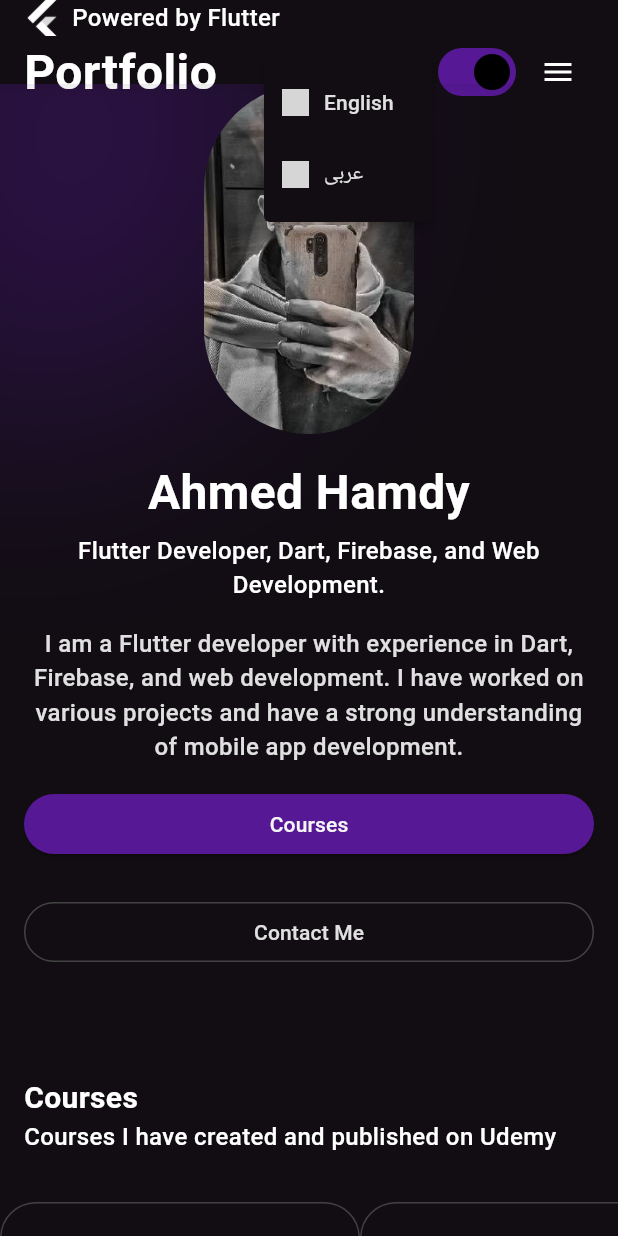
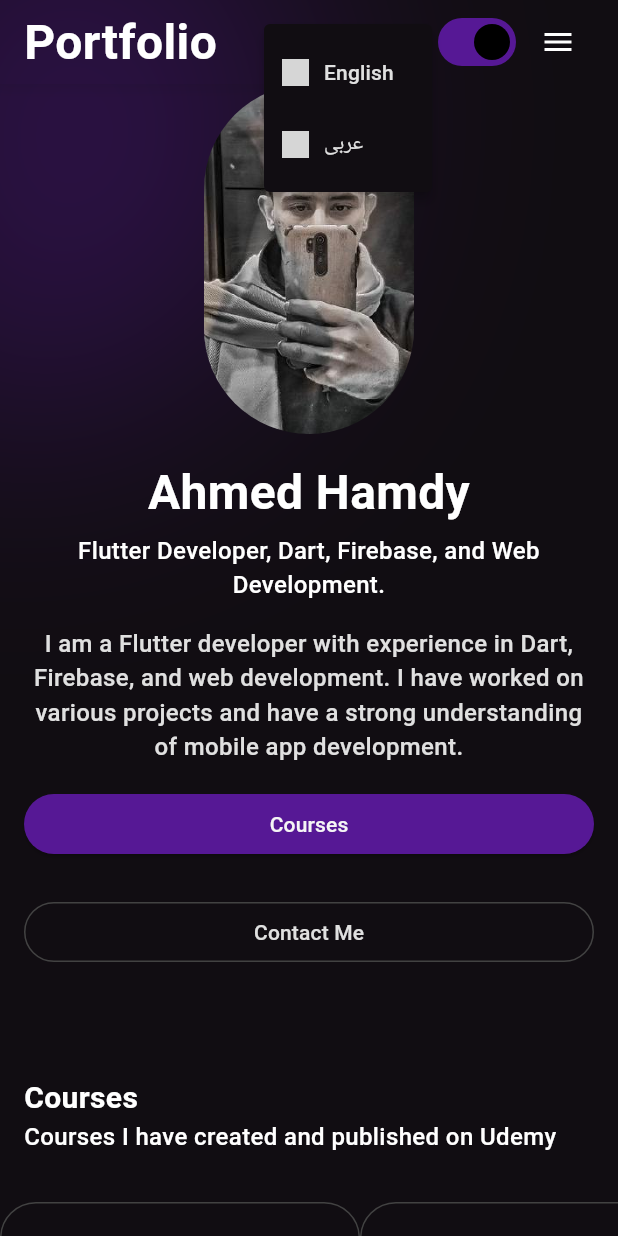
Before and after one commit to HazemHamdy7/my_prtofolio, a Flutter app: the screen it shows after launch, after a tap on "En", on a phone screen of 412 x 824 dp. Run offline on Flutter 3.47's test engine with Material 3 defaults, Android fonts, the light colour scheme and no system bars; our stand-ins replace dotted_line, flutter_bloc, gap, shared_preferences; missing offline and left inert: seo_renderer, svg_flutter; generated files the repository leaves out were written again; network calls fail; grey boxes are pictures that could not be loaded.

Commit message:
Refactor MyAppBar layout; update TestimonilList to support mobile and desktop views; enhance localization with testimonials text in Arabic and English

```diff
--- a/lib/features/appbar/my_app_bar.dart
+++ b/lib/features/appbar/my_app_bar.dart
@@ -23,15 +23,11 @@ class MyAppBar extends StatelessWidget {
           child: Container(
             alignment: Alignment.center,
             height: context.insets.appBarHeight,
-            color: context.theme.appBarTheme.backgroundColor,
+            //color: context.theme.appBarTheme.backgroundColor,
             padding: EdgeInsets.symmetric(horizontal: context.insets.padding),
             child: ConstrainedBox(
               constraints: BoxConstraints(maxWidth: Insets.maxWidth),
-              child: Column(
-                crossAxisAlignment: CrossAxisAlignment.center,
-                children: [
-                  Center(child: PoweredByFlutter()),
-                  Row(
+              child: Row(
                 children: [
                   AppLogo(),
                   Spacer(),
@@ -40,10 +36,7 @@ class MyAppBar extends StatelessWidget {
                   LanguageSwitch(),
                   ThemeToggle(),
 
-                      if (context.isMobile || context.isTablet)
-                        AppBarDrawerIcon(),
-                    ],
-                  ),
+                  if (context.isMobile || context.isTablet) AppBarDrawerIcon(),
                 ],
               ),
             ),
--- a/lib/features/testimonil/testimonil_list.dart
+++ b/lib/features/testimonil/testimonil_list.dart
@@ -1,5 +1,6 @@
 import 'package:flutter/material.dart';
 import 'package:flutter_staggered_grid_view/flutter_staggered_grid_view.dart';
+import 'package:gap/gap.dart';
 import 'package:my_prtofolio/features/testimonil/widget/testimonil_item.dart';
 import 'package:my_prtofolio/helper/extensions.dart';
 
@@ -8,7 +9,9 @@ class TestimonilList extends StatelessWidget {
 
   @override
   Widget build(BuildContext context) {
-    return const DesktopTestimoni();
+    return context.isDesktop
+        ? const DesktopTestimoni()
+        : const TestimonilPhone();
   }
 }
 
@@ -29,3 +32,15 @@ class DesktopTestimoni extends StatelessWidget {
     );
   }
 }
+
+class TestimonilPhone extends StatelessWidget {
+  const TestimonilPhone({super.key});
+
+  @override
+  Widget build(BuildContext context) {
+    return SliverList.separated(
+      itemBuilder: (item, index) => TestimonilItem(),
+      separatorBuilder: (context, index) => Gap(16),
+    );
+  }
+}
--- a/lib/home_page.dart
+++ b/lib/home_page.dart
@@ -2,6 +2,7 @@ import 'package:flutter/material.dart';
 import 'package:gap/gap.dart';
 import 'package:my_prtofolio/features/appbar/my_app_bar.dart';
 import 'package:my_prtofolio/features/courses/home_courses_list.dart';
+import 'package:my_prtofolio/features/courses/widget/home_title_subtitle.dart';
 import 'package:my_prtofolio/features/experienes/experienes_body.dart';
 import 'package:my_prtofolio/features/footer/my_footer.dart';
 import 'package:my_prtofolio/features/home/widget/background_blur.dart';
@@ -38,7 +39,20 @@ class HomePage extends StatelessWidget {
                   SliverToBoxAdapter(child: HomeCoursesList()),
                   SliverGap(context.insets.gap),
                   SliverToBoxAdapter(child: ExperienesBody()),
-                  TestimonilList(),
+                  SliverGap(context.insets.gap),
+                  SliverToBoxAdapter(
+                    child: HomeTitleSubtitle(
+                      title: context.texts.testimonials,
+                      subtitle: context.texts.testimonials_subtitle,
+                    ),
+                  ),
+                  SliverGap(32),
+                  SliverPadding(
+                    padding: EdgeInsets.symmetric(
+                      horizontal: context.insets.padding,
+                    ),
+                    sliver: TestimonilList(),
+                  ),
                   SliverToBoxAdapter(child: MyFooter()),
                 ],
               ),
--- a/lib/l10n/app_ar.arb
+++ b/lib/l10n/app_ar.arb
@@ -11,5 +11,7 @@
      "powred_by_flutter": "مدعوم من Flutter" ,
      "courses_subtitle": "الدورات التي قمت بإنشائها ونشرها على Udemy",
      "experienes"    : "الخبرات",
-     "experienes_subtitle" : "خبراتي في مجال تطوير تطبيقات الهواتف المحمولة والبرمجة."
+     "experienes_subtitle" : "خبراتي في مجال تطوير تطبيقات الهواتف المحمولة والبرمجة." ,
+     "testimonials" : "الشهادات",
+     "testimonials_subtitle" : "احمد مدرس رائع. يشرح كل شيء بوضوح ودائمًا متاح للمساعدة. !"
 }
--- a/lib/l10n/app_en.arb
+++ b/lib/l10n/app_en.arb
@@ -11,5 +11,7 @@
     "powred_by_flutter": "Powered by Flutter",
     "courses_subtitle": "Courses I have created and published on Udemy",
     "experienes"    : "Experiences",
-    "experienes_subtitle" : "My experiences in the field of mobile development and programming."
-}
+    "experienes_subtitle" : "My experiences in the field of mobile development and programming." ,
+    "testimonials" : "Testimonials",
+    "testimonials_subtitle" : "Ahmed is a great instructor. He explains everything clearly and is always available to help."
+ }
```
Lines whose indentation alone changed are shown as unchanged.
